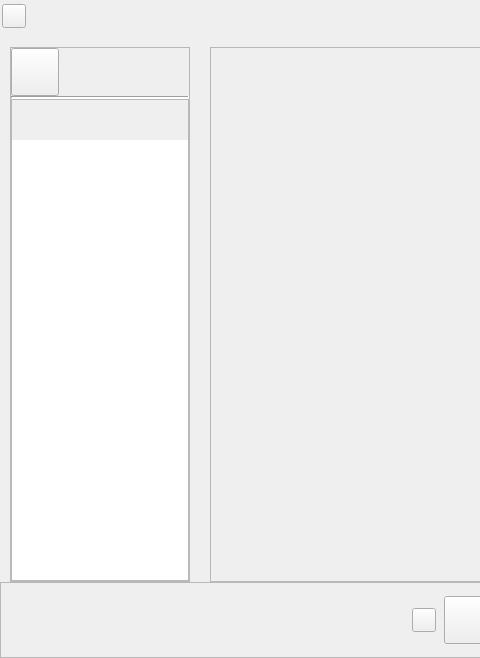
Above: src/xamp/xamp.ui from billlin0904/xamp2 before the change; both pictures show x 0 to 480 and y 0 to 658 of the 1377 by 658 pixel window. Below: the same form after it.
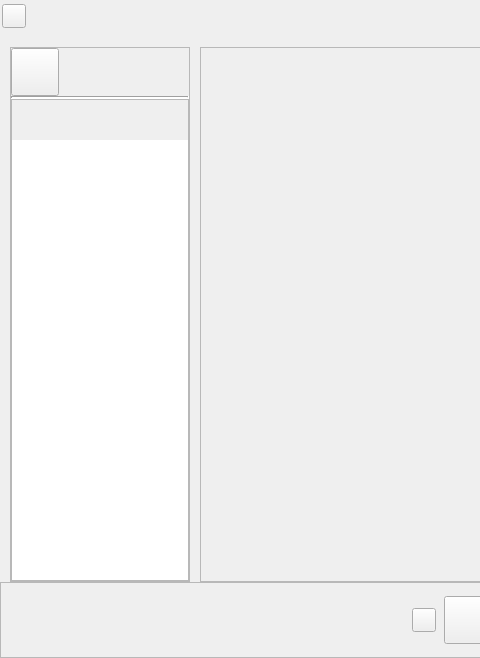
That is the form after the change. Custom widgets are drawn as their Qt base class.

```diff
--- a/src/xamp/xamp.ui
+++ b/src/xamp/xamp.ui
@@ -499,7 +499,7 @@
        </property>
        <property name="sizeHint" stdset="0">
         <size>
-         <width>20</width>
+         <width>10</width>
          <height>40</height>
         </size>
        </property>
```
